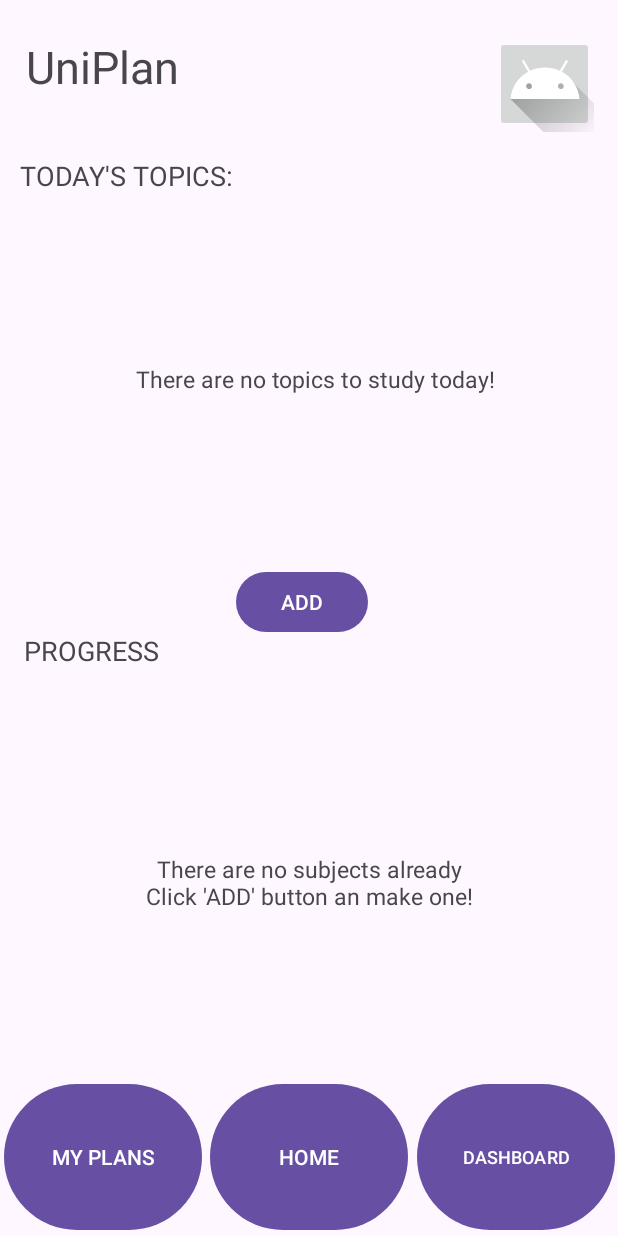
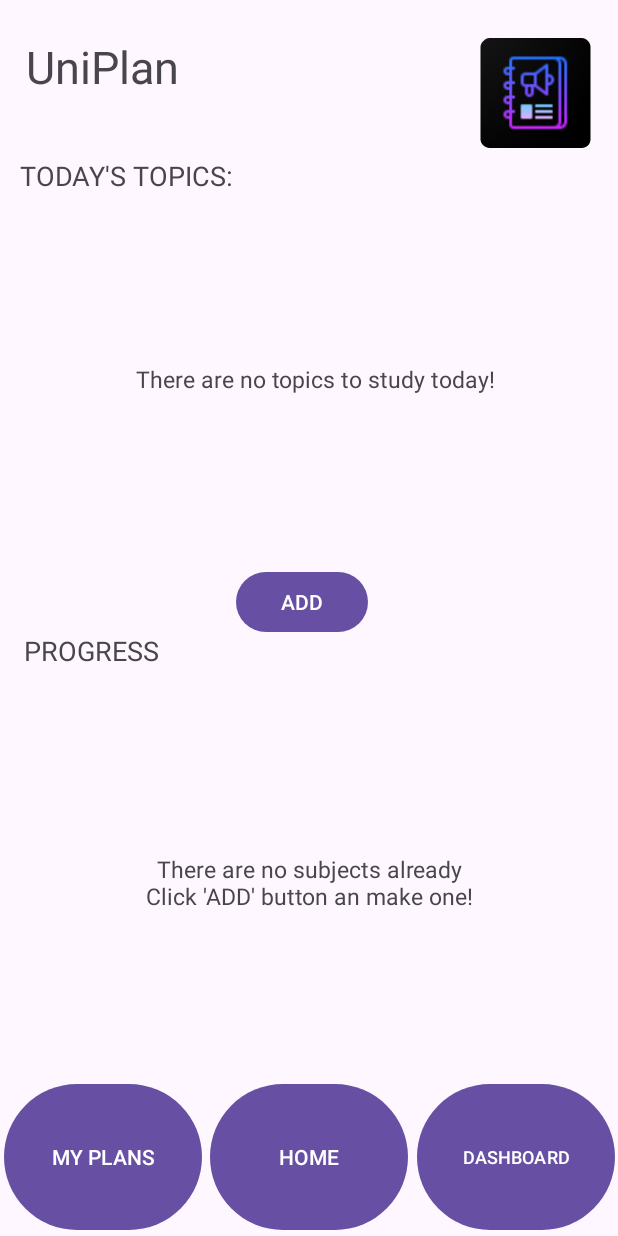
Before and after one commit to barbioo/UniPlan, an Android app built with Jetpack Compose: the screen it shows after launch (MainActivity), on a phone screen of 412 x 824 dp. Run offline under Robolectric (Android 15) with nearby library versions, the phone set to English and light mode, and no system bars.

Commit message:
Aggiunta logo dell'app nella home

```diff
--- a/app/src/main/res/layout/activity_main.xml
+++ b/app/src/main/res/layout/activity_main.xml
@@ -20,19 +20,6 @@
         app:layout_constraintTop_toTopOf="parent"
         app:layout_constraintVertical_bias="0.031"
         tools:ignore="HardcodedText" />
-
-    <ImageButton
-        android:id="@+id/imageButton"
-        android:layout_width="66dp"
-        android:layout_height="64dp"
-        app:layout_constraintBottom_toBottomOf="parent"
-        app:layout_constraintEnd_toEndOf="parent"
-        app:layout_constraintHorizontal_bias="0.953"
-        app:layout_constraintStart_toStartOf="parent"
-        app:layout_constraintTop_toTopOf="parent"
-        app:layout_constraintVertical_bias="0.032"
-        app:srcCompat="@drawable/ic_launcher_foreground"
-        tools:ignore="MissingConstraints" />
 
 
     <Button
@@ -117,6 +104,7 @@
         app:layout_constraintVertical_bias="0.486" />
 
     <ScrollView
+        android:id="@+id/scrollView2"
         android:layout_width="399dp"
         android:layout_height="204dp"
         app:layout_constraintBottom_toBottomOf="parent"
@@ -130,17 +118,17 @@
             android:id="@+id/subjects"
             android:layout_width="match_parent"
             android:layout_height="wrap_content"
-            android:orientation="vertical"
-            android:gravity="center">
+            android:gravity="center"
+            android:orientation="vertical">
 
             <TextView
                 android:layout_width="wrap_content"
                 android:layout_height="wrap_content"
+                android:layout_marginTop="100dp"
+                android:gravity="center"
                 android:text="There are no topics to study today!"
-                android:gravity="center"
                 android:textAlignment="center"
-                android:layout_marginTop="100dp"
-                android:textSize="15dp"/>
+                android:textSize="15dp" />
         </LinearLayout>
     </ScrollView>
 
@@ -170,5 +158,17 @@
         </LinearLayout>
     </ScrollView>
 
+    <ImageView
+        android:id="@+id/imageView"
+        android:layout_width="78dp"
+        android:layout_height="73dp"
+        app:layout_constraintBottom_toTopOf="@+id/textView"
+        app:layout_constraintEnd_toEndOf="parent"
+        app:layout_constraintHorizontal_bias="0.953"
+        app:layout_constraintStart_toStartOf="parent"
+        app:layout_constraintTop_toTopOf="parent"
+        app:layout_constraintVertical_bias="0.8"
+        app:srcCompat="@mipmap/ic_launcher_uniplan" />
+
 
 </androidx.constraintlayout.widget.ConstraintLayout>
```
Also changed, not shown: 1 other file.
